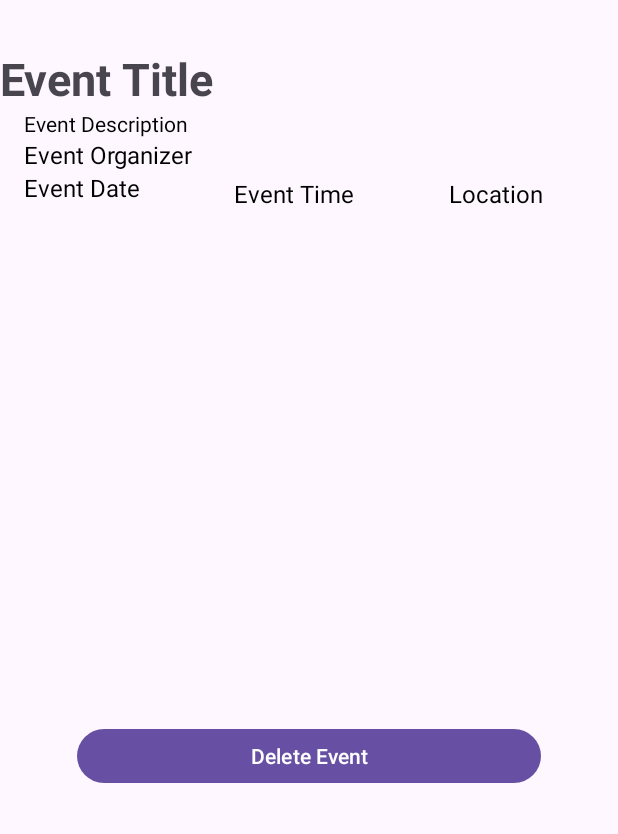
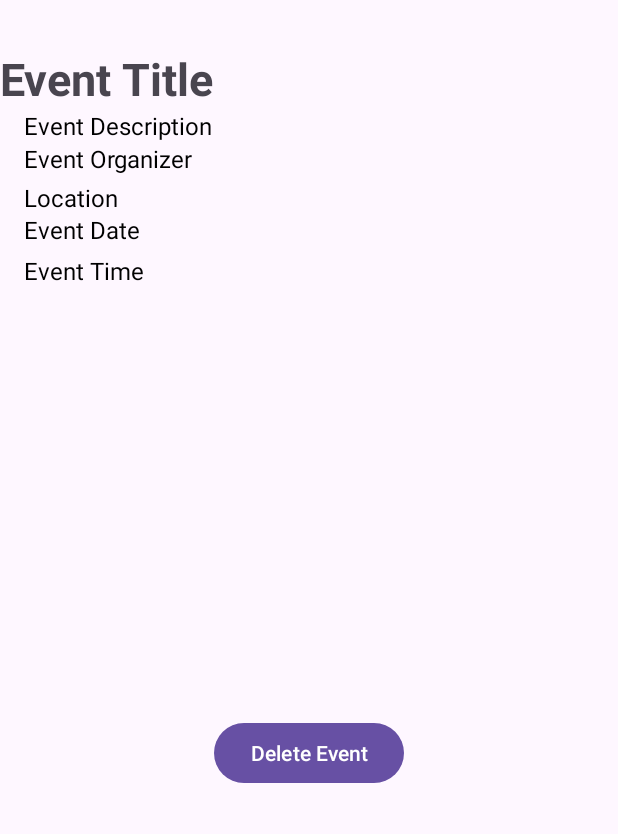
Before and after one commit to CMPUT301W24T53/Git-It-Done, an Android app: the layout admin_event_details.xml on its own in the app's theme, with its tools: preview values and no code run, on a phone screen of 412 x 824 dp, the part 402-1236 px from its top. Run offline under Robolectric (Android 15) with nearby library versions, the phone set to English and light mode, and no system bars.

Commit message:
modified Delete events feature and event display

```diff
--- a/app/src/main/res/layout/admin_event_details.xml
+++ b/app/src/main/res/layout/admin_event_details.xml
@@ -37,10 +37,8 @@
         android:text="Event Date"
         android:textColor="@color/black"
         android:textSize="16sp"
-        app:layout_constraintEnd_toEndOf="@+id/event_organizer"
-        app:layout_constraintHorizontal_bias="0.0"
         app:layout_constraintStart_toStartOf="parent"
-        app:layout_constraintTop_toBottomOf="@+id/event_organizer"></TextView>
+        app:layout_constraintTop_toBottomOf="@+id/event_location"></TextView>
 
     <TextView
         android:id="@+id/event_description"
@@ -49,7 +47,7 @@
         android:layout_marginStart="16dp"
         android:text="Event Description"
         android:textColor="@color/black"
-        android:textSize="14sp"
+        android:textSize="16sp"
         app:layout_constraintStart_toStartOf="@+id/event_title"
         app:layout_constraintTop_toBottomOf="@+id/event_title"></TextView>
 
@@ -67,10 +65,10 @@
 
     <Button
         android:id="@+id/delete_event_button"
-        android:layout_width="309dp"
-        android:layout_height="44dp"
+        android:layout_width="wrap_content"
+        android:layout_height="wrap_content"
+        android:layout_marginBottom="30dp"
         android:text="Delete Event"
-        android:layout_marginBottom="30dp"
         app:layout_constraintBottom_toBottomOf="parent"
         app:layout_constraintEnd_toEndOf="parent"
         app:layout_constraintStart_toStartOf="parent"></Button>
@@ -87,25 +85,25 @@
         android:id="@+id/event_location"
         android:layout_width="95dp"
         android:layout_height="21dp"
-        android:layout_marginStart="44dp"
         android:layout_marginTop="4dp"
+        android:layout_marginStart="16dp"
         android:text="Location"
         android:textColor="@color/black"
         android:textSize="16sp"
-        app:layout_constraintStart_toEndOf="@+id/event_time"
+        app:layout_constraintStart_toStartOf="parent"
         app:layout_constraintTop_toBottomOf="@+id/event_organizer" />
 
     <TextView
         android:id="@+id/event_time"
         android:layout_width="99dp"
         android:layout_height="22dp"
-        android:layout_marginStart="52dp"
         android:layout_marginTop="4dp"
+        android:layout_marginStart="16dp"
         android:text="Event Time"
         android:textColor="@color/black"
         android:textSize="16sp"
-        app:layout_constraintStart_toEndOf="@+id/event_date"
-        app:layout_constraintTop_toBottomOf="@+id/event_organizer" />
+        app:layout_constraintStart_toStartOf="parent"
+        app:layout_constraintTop_toBottomOf="@+id/event_date" />
 
 
 </androidx.constraintlayout.widget.ConstraintLayout>
```
Also changed, not shown: app/src/main/java/com/example/gidevents/AdminBrowseEvent.java (+15 -13 lines), app/src/main/java/com/example/gidevents/EventsAdapter.java (+31 -28 lines), app/src/main/res/layout/event_display.xml (+5 -8 lines).
